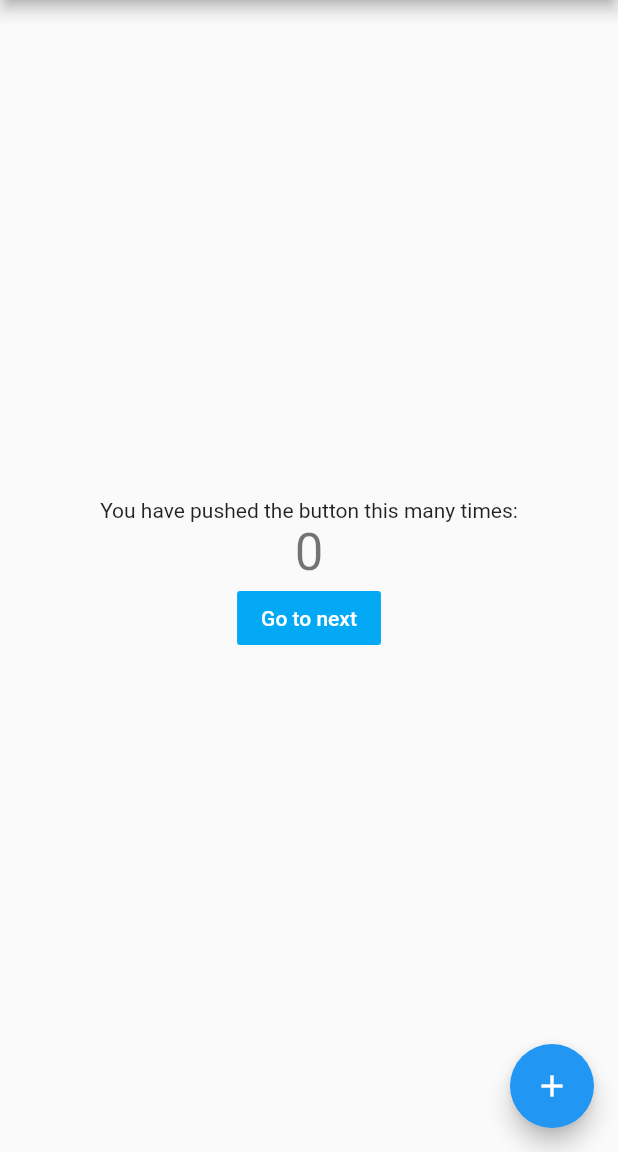
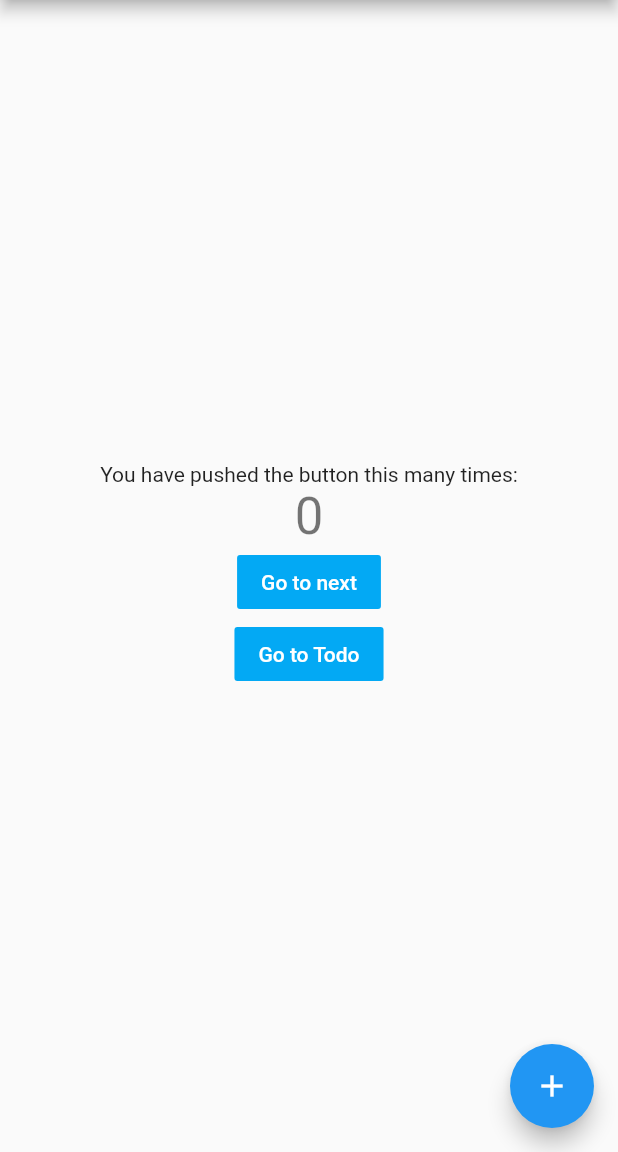
Before and after one commit to kakueki61/flutter_sample, a Flutter app: the screen it shows after launch, on a phone screen of 412 x 824 dp, the part 84-1236 px from its top. Run offline on Flutter 3.47's test engine with Material 2 defaults, Android fonts, the phone set to English and light mode, and no system bars.

Commit message:
transition to Todo list screen from main screen

```diff
--- a/lib/main.dart
+++ b/lib/main.dart
@@ -1,5 +1,6 @@
 import 'package:flutter/material.dart';
 import 'next_screen.dart';
+import 'todo_screen.dart';
 
 void main() => runApp(new MyApp());
 
@@ -57,6 +58,11 @@ class _MyHomePageState extends State<MyHomePage> {
               textColor: Colors.white,
               color: Colors.lightBlue,
               onPressed: _navigateToNext),
+            new FlatButton(
+              child: new Text('Go to Todo'),
+              textColor: Colors.white,
+              color: Colors.lightBlue,
+              onPressed: _navigateToTodo),
           ],
         ),
       ),
@@ -73,4 +79,10 @@ class _MyHomePageState extends State<MyHomePage> {
       new NextScreen()
     ));
   }
+
+  void _navigateToTodo() {
+    Navigator.push(context, new MaterialPageRoute(builder: (context) =>
+      new TodoScreen()
+    ));
+  }
 }
```
